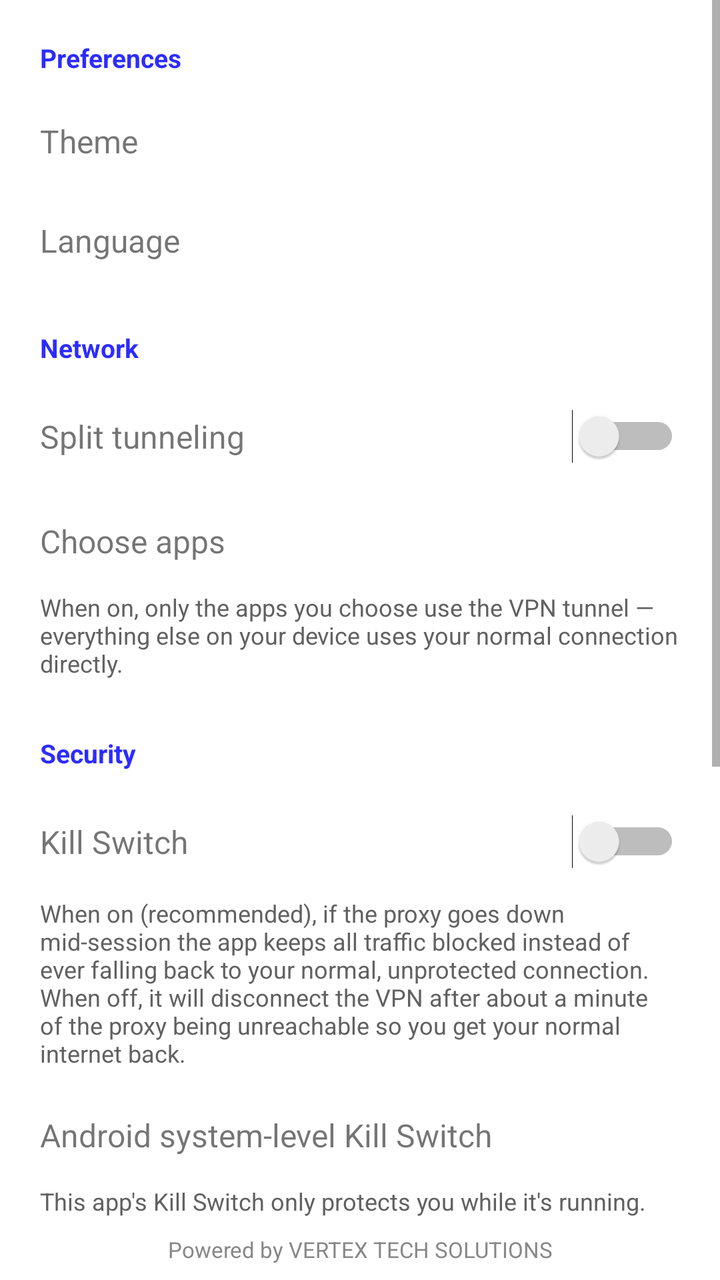
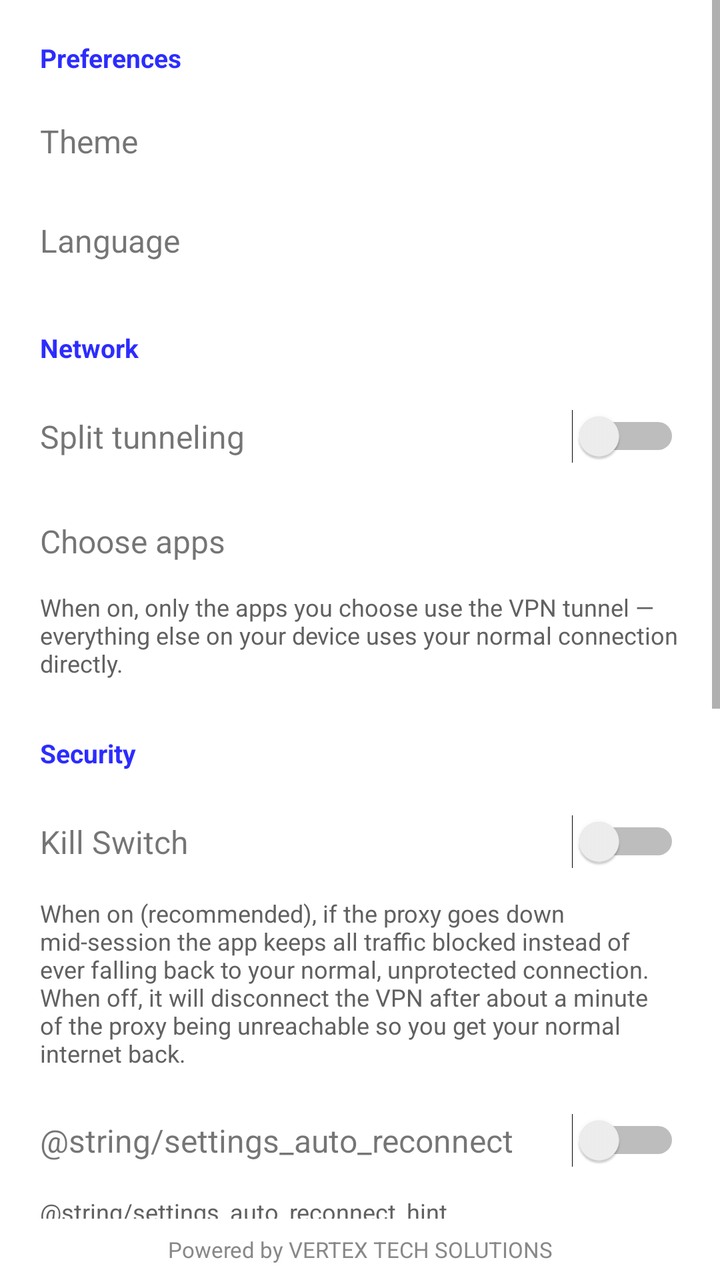

An Android layout rendered at two revisions. The XML below is the earlier revision; the diff shows what the commit changed to produce the second picture.
<!-- AndroidManifest.xml: application theme Theme.SocksRelay -->
<!-- res/layout/activity_settings.xml -->
<?xml version="1.0" encoding="utf-8"?>
<LinearLayout xmlns:android="http://schemas.android.com/apk/res/android"
    android:layout_width="match_parent"
    android:layout_height="match_parent"
    android:orientation="vertical">

    <ScrollView
        android:layout_width="match_parent"
        android:layout_height="0dp"
        android:layout_weight="1">

        <LinearLayout
            android:layout_width="match_parent"
            android:layout_height="wrap_content"
            android:orientation="vertical"
            android:paddingBottom="16dp">

            <TextView style="@style/SettingsSectionHeader" android:text="@string/settings_section_preferences" />

            <LinearLayout android:id="@+id/themeRow" style="@style/SettingsRow">
                <TextView style="@style/SettingsRowTitle" android:text="@string/action_theme" />
                <TextView android:id="@+id/themeValueText" style="@style/SettingsRowValue" />
            </LinearLayout>

            <LinearLayout android:id="@+id/languageRow" style="@style/SettingsRow">
                <TextView style="@style/SettingsRowTitle" android:text="@string/settings_language" />
                <TextView android:id="@+id/languageValueText" style="@style/SettingsRowValue" />
            </LinearLayout>

            <TextView style="@style/SettingsSectionHeader" android:text="@string/settings_section_network" />

            <LinearLayout
                android:layout_width="match_parent"
                android:layout_height="wrap_content"
                android:orientation="horizontal"
                android:gravity="center_vertical"
                android:paddingStart="20dp"
                android:paddingEnd="20dp"
                android:paddingTop="14dp"
                android:paddingBottom="14dp">

                <TextView
                    android:layout_width="0dp"
                    android:layout_height="wrap_content"
                    android:layout_weight="1"
                    android:textSize="16sp"
                    android:text="@string/settings_split_tunneling" />

                <Switch
                    android:id="@+id/splitTunnelSwitch"
                    android:layout_width="wrap_content"
                    android:layout_height="wrap_content" />

            </LinearLayout>

            <LinearLayout android:id="@+id/chooseAppsRow" style="@style/SettingsRow">
                <TextView style="@style/SettingsRowTitle" android:text="@string/split_tunnel_choose_apps" />
                <TextView android:id="@+id/chooseAppsValueText" style="@style/SettingsRowValue" />
            </LinearLayout>

            <TextView
                android:layout_width="match_parent"
                android:layout_height="wrap_content"
                android:paddingStart="20dp"
                android:paddingEnd="20dp"
                android:paddingBottom="8dp"
                android:textSize="12sp"
                android:textColor="@color/log_info"
                android:text="@string/settings_split_tunneling_hint" />

            <TextView style="@style/SettingsSectionHeader" android:text="@string/settings_section_security" />

            <LinearLayout
                android:layout_width="match_parent"
                android:layout_height="wrap_content"
                android:orientation="horizontal"
                android:gravity="center_vertical"
                android:paddingStart="20dp"
                android:paddingEnd="20dp"
                android:paddingTop="14dp"
                android:paddingBottom="14dp">

                <TextView
                    android:layout_width="0dp"
                    android:layout_height="wrap_content"
                    android:layout_weight="1"
                    android:textSize="16sp"
                    android:text="@string/settings_kill_switch" />

                <Switch
                    android:id="@+id/killSwitchSwitch"
                    android:layout_width="wrap_content"
                    android:layout_height="wrap_content" />

            </LinearLayout>

            <TextView
                android:layout_width="match_parent"
                android:layout_height="wrap_content"
                android:paddingStart="20dp"
                android:paddingEnd="20dp"
                android:paddingBottom="8dp"
                android:textSize="12sp"
                android:textColor="@color/log_info"
                android:text="@string/settings_kill_switch_hint" />

            <LinearLayout android:id="@+id/systemVpnSettingsRow" style="@style/SettingsRow">
                <TextView style="@style/SettingsRowTitle" android:text="@string/settings_open_system_vpn_settings" />
            </LinearLayout>

            <TextView
                android:layout_width="match_parent"
                android:layout_height="wrap_content"
                android:paddingStart="20dp"
                android:paddingEnd="20dp"
                android:paddingBottom="8dp"
                android:textSize="12sp"
                android:textColor="@color/log_info"
                android:text="@string/settings_open_system_vpn_settings_hint" />

            <TextView style="@style/SettingsSectionHeader" android:text="@string/settings_section_about" />

            <LinearLayout android:id="@+id/appVersionRow" style="@style/SettingsRow" android:clickable="false" android:focusable="false">
                <TextView style="@style/SettingsRowTitle" android:text="@string/settings_app_version" />
                <TextView android:id="@+id/appVersionValueText" style="@style/SettingsRowValue" />
            </LinearLayout>

            <LinearLayout android:id="@+id/contactUsRow" style="@style/SettingsRow">
                <TextView style="@style/SettingsRowTitle" android:text="@string/settings_contact_us" />
            </LinearLayout>

            <LinearLayout android:id="@+id/privacyPolicyRow" style="@style/SettingsRow">
                <TextView style="@style/SettingsRowTitle" android:text="@string/settings_privacy_policy" />
            </LinearLayout>

            <LinearLayout android:id="@+id/termsRow" style="@style/SettingsRow">
                <TextView style="@style/SettingsRowTitle" android:text="@string/settings_terms_of_service" />
            </LinearLayout>

            <LinearLayout android:id="@+id/aboutUsRow" style="@style/SettingsRow">
                <TextView style="@style/SettingsRowTitle" android:text="@string/settings_about_us" />
            </LinearLayout>

        </LinearLayout>
    </ScrollView>

    <include layout="@layout/footer" />

</LinearLayout>
<!-- res/layout/footer.xml (included above) -->
<?xml version="1.0" encoding="utf-8"?>
<LinearLayout xmlns:android="http://schemas.android.com/apk/res/android"
    android:layout_width="match_parent"
    android:layout_height="wrap_content"
    android:orientation="vertical"
    android:background="?android:attr/windowBackground">

    <FrameLayout
        android:id="@+id/bannerAdContainer"
        android:layout_width="match_parent"
        android:layout_height="wrap_content"
        android:gravity="center"
        android:visibility="gone" />

    <TextView
        android:layout_width="match_parent"
        android:layout_height="wrap_content"
        android:gravity="center"
        android:padding="8dp"
        android:textSize="11sp"
        android:textColor="#888888"
        android:text="@string/footer_text" />

</LinearLayout>
<!-- resources referenced by this layout -->
<resources>
  <color name="log_info">#616161</color>
  <string name="action_theme">Theme</string>
  <string name="footer_text">Powered by VERTEX TECH SOLUTIONS</string>
  <string name="settings_about_us">About us</string>
  <string name="settings_app_version">App version</string>
  <string name="settings_contact_us">Contact us</string>
  <string name="settings_kill_switch">Kill Switch</string>
  <string name="settings_kill_switch_hint">When on (recommended), if the proxy goes down mid-session the app keeps all traffic blocked instead of ever falling back to your normal, unprotected connection. When off, it will disconnect the VPN after about a minute of the proxy being unreachable so you get your normal internet back.</string>
  <string name="settings_language">Language</string>
  <string name="settings_open_system_vpn_settings">Android system-level Kill Switch</string>
  <string name="settings_open_system_vpn_settings_hint">This app\'s Kill Switch only protects you while it\'s running. For the strongest protection — even if this app crashes or is force-closed — enable Android\'s own \"Block connections without VPN\" option here.</string>
  <string name="settings_privacy_policy">Privacy policy</string>
  <string name="settings_section_about">About</string>
  <string name="settings_section_network">Network</string>
  <string name="settings_section_preferences">Preferences</string>
  <string name="settings_section_security">Security</string>
  <string name="settings_split_tunneling">Split tunneling</string>
  <string name="settings_split_tunneling_hint">When on, only the apps you choose use the VPN tunnel — everything else on your device uses your normal connection directly.</string>
  <string name="settings_terms_of_service">Terms of service</string>
  <string name="split_tunnel_choose_apps">Choose apps</string>
  <style name="SettingsRowTitle">
          <item name="android:layout_width">0dp</item>
          <item name="android:layout_height">wrap_content</item>
          <item name="android:layout_weight">1</item>
          <item name="android:textSize">16sp</item>
      </style>
  <style name="SettingsRowValue">
          <item name="android:layout_width">wrap_content</item>
          <item name="android:layout_height">wrap_content</item>
          <item name="android:textSize">14sp</item>
          <item name="android:textColor">@color/log_info</item>
      </style>
  <style name="SettingsSectionHeader">
          <item name="android:layout_width">match_parent</item>
          <item name="android:layout_height">wrap_content</item>
          <item name="android:paddingStart">20dp</item>
          <item name="android:paddingEnd">20dp</item>
          <item name="android:paddingTop">20dp</item>
          <item name="android:paddingBottom">8dp</item>
          <item name="android:textSize">13sp</item>
          <item name="android:textStyle">bold</item>
          <item name="android:textColor">@color/brand_primary_dark</item>
      </style>
  <style name="Theme.SocksRelay" parent="Theme.MaterialComponents.DayNight.NoActionBar">
          <item name="colorPrimary">@color/brand_primary</item>
          <item name="colorPrimaryDark">@color/brand_primary_dark</item>
          <item name="colorAccent">@color/brand_primary_dark</item>
      </style>
  <color name="brand_primary_dark">#2C2CFF</color>
  <color name="brand_primary">#4E91FD</color>
</resources>

<!-- the commit's change to res/layout/activity_settings.xml (unified diff, before → after) -->
@@ -103,6 +103,40 @@
                 android:textSize="12sp"
                 android:textColor="@color/log_info"
                 android:text="@string/settings_kill_switch_hint" />
+
+            <LinearLayout
+                android:layout_width="match_parent"
+                android:layout_height="wrap_content"
+                android:orientation="horizontal"
+                android:gravity="center_vertical"
+                android:paddingStart="20dp"
+                android:paddingEnd="20dp"
+                android:paddingTop="14dp"
+                android:paddingBottom="14dp">
+
+                <TextView
+                    android:layout_width="0dp"
+                    android:layout_height="wrap_content"
+                    android:layout_weight="1"
+                    android:textSize="16sp"
+                    android:text="@string/settings_auto_reconnect" />
+
+                <Switch
+                    android:id="@+id/autoReconnectSwitch"
+                    android:layout_width="wrap_content"
+                    android:layout_height="wrap_content" />
+
+            </LinearLayout>
+
+            <TextView
+                android:layout_width="match_parent"
+                android:layout_height="wrap_content"
+                android:paddingStart="20dp"
+                android:paddingEnd="20dp"
+                android:paddingBottom="8dp"
+                android:textSize="12sp"
+                android:textColor="@color/log_info"
+                android:text="@string/settings_auto_reconnect_hint" />
 
             <LinearLayout android:id="@+id/systemVpnSettingsRow" style="@style/SettingsRow">
                 <TextView style="@style/SettingsRowTitle" android:text="@string/settings_open_system_vpn_settings" />
